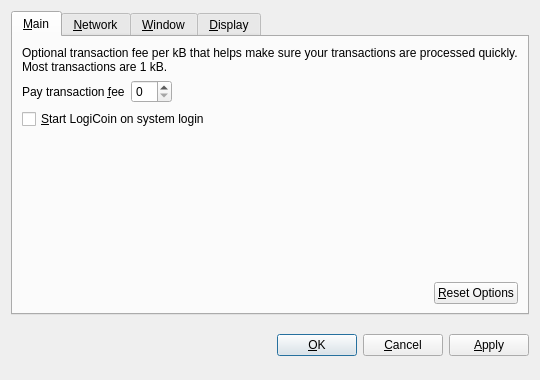
The window that src/qt/forms/optionsdialog.ui (PumpCoinDEV/PumpCoin) describes before a commit, drawn with Qt 5.
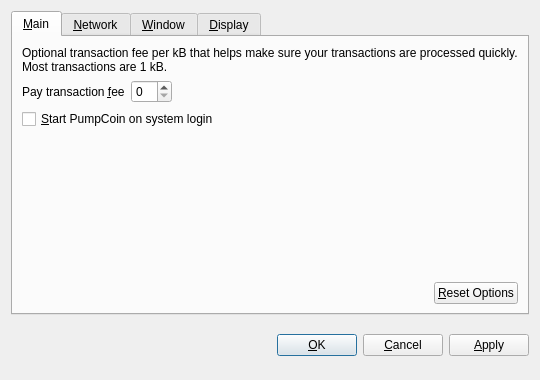
The same window after the commit. Custom widgets are drawn as their Qt base class.

What changed in the file:
```diff
--- a/src/qt/forms/optionsdialog.ui
+++ b/src/qt/forms/optionsdialog.ui
@@ -82,7 +82,7 @@
           <string>Automatically start LogiCoin after logging in to the system.</string>
          </property>
          <property name="text">
-          <string>&amp;Start LogiCoin on system login</string>
+          <string>&amp;Start PumpCoin on system login</string>
          </property>
         </widget>
        </item>
```
Left out of the diff: 10 changed lines with no effect on the pictures.
